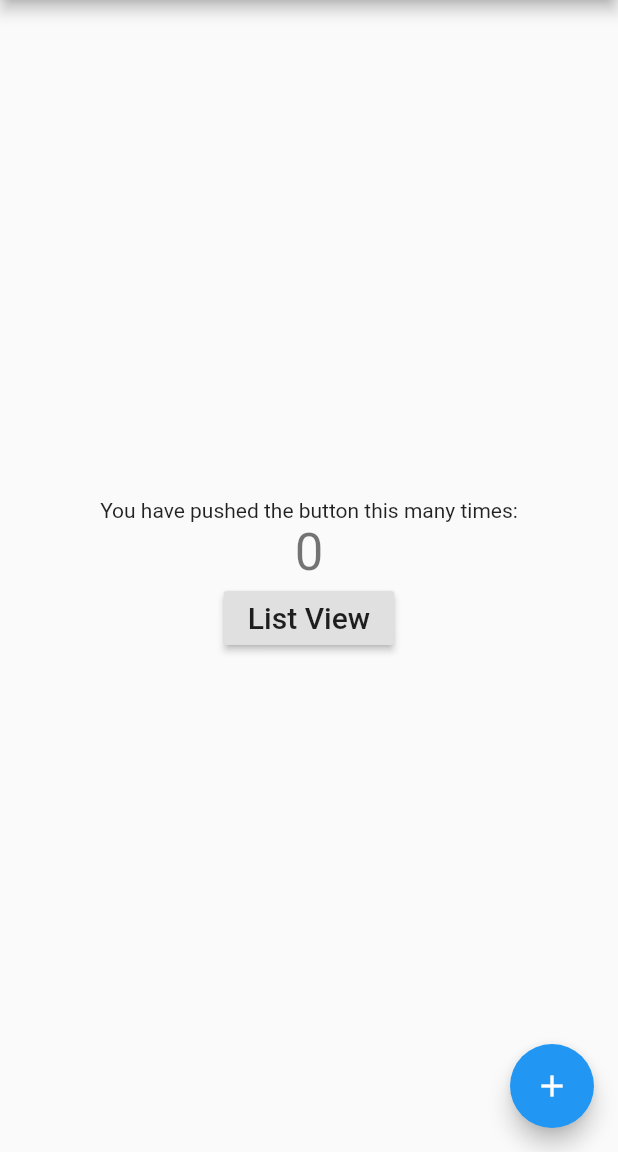
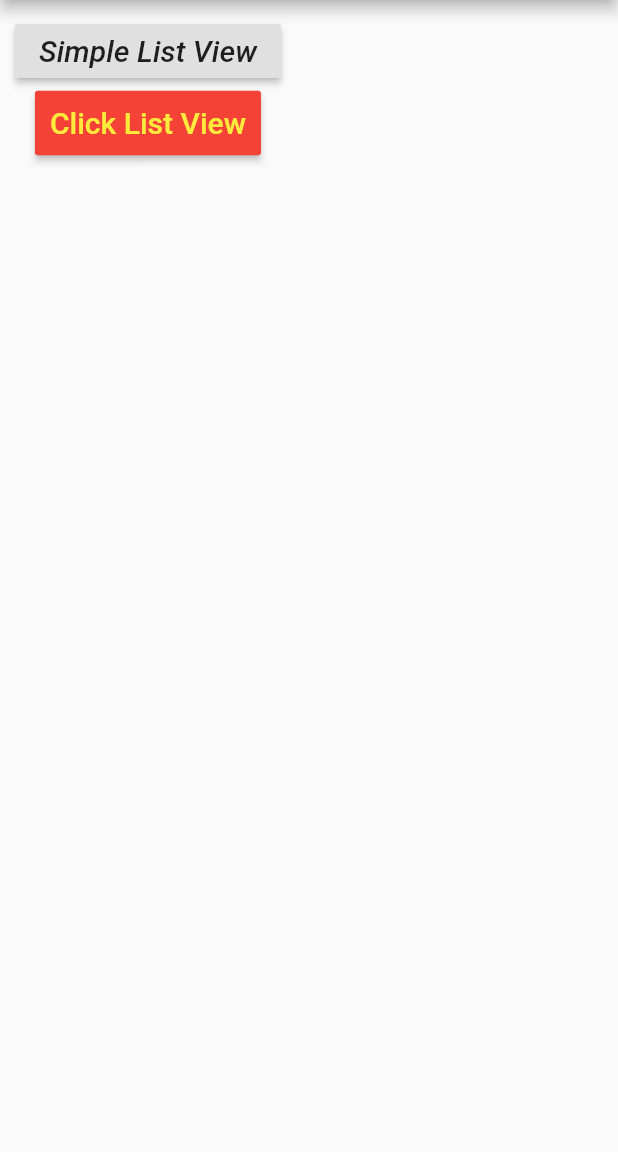
Before and after one commit to mouryaavadhesh/flutterpublicapp, a Flutter app: the screen it shows after launch, on a phone screen of 412 x 824 dp, the part 84-1236 px from its top. Run offline on Flutter 3.47's test engine with Material 2 defaults, Android fonts, the phone set to English and light mode, and no system bars.

```diff
--- a/flutterpublicapp-master/flutterpublicapp-master/lib/listView.dart
+++ b/flutterpublicapp-master/flutterpublicapp-master/lib/listView.dart
@@ -42,10 +42,10 @@ class BodyLayout extends StatelessWidget {
   @override
   Widget build(BuildContext context) {
     // TODO: implement build
-    return _myListView(context);
+    return _myListView();
   }
 
-  Widget _myListView(BuildContext) {
+  Widget _myListView() {
     return ListView(
       children: <Widget>[
         ListTile(
--- a/flutterpublicapp-master/flutterpublicapp-master/lib/main.dart
+++ b/flutterpublicapp-master/flutterpublicapp-master/lib/main.dart
@@ -1,5 +1,6 @@
 import 'package:flutter/material.dart';
 import 'package:flutterpublicapp/listView.dart';
+import 'package:flutterpublicapp/listViewClick.dart';
 
 void main() => runApp(MyApp());
 
@@ -45,19 +46,6 @@ class MyHomePage extends StatefulWidget {
 }
 
 class _MyHomePageState extends State<MyHomePage> {
-  int _counter = 0;
-
-  void _incrementCounter() {
-    setState(() {
-      // This call to setState tells the Flutter framework that something has
-      // changed in this State, which causes it to rerun the build method below
-      // so that the display can reflect the updated values. If we changed
-      // _counter without calling setState(), then the build method would not be
-      // called again, and so nothing would appear to happen.
-      _counter++;
-    });
-  }
-
   @override
   Widget build(BuildContext context) {
     // This method is rerun every time setState is called, for instance as done
@@ -72,10 +60,7 @@ class _MyHomePageState extends State<MyHomePage> {
         // the App.build method, and use it to set our appbar title.
         title: Text(widget.title),
       ),
-      body: Center(
-        // Center is a layout widget. It takes a single child and positions it
-        // in the middle of the parent.
-        child: Column(
+      body: Column(
         // Column is also a layout widget. It takes a list of children and
         // arranges them vertically. By default, it sizes itself to fit its
         // children horizontally, and tries to be as tall as its parent.
@@ -90,26 +75,46 @@ class _MyHomePageState extends State<MyHomePage> {
         // center the children vertically; the main axis here is the vertical
         // axis because Columns are vertical (the cross axis would be
         // horizontal).
-          mainAxisAlignment: MainAxisAlignment.center,
+
+        crossAxisAlignment: CrossAxisAlignment.start,
+
         children: <Widget>[
-            Text(
-              'You have pushed the button this many times:',
+          Padding(
+              padding: EdgeInsets.all(10.0),
+              child: Column(
+                children: <Widget>[
+                  RaisedButton(
+                    onPressed: () {
+                      Navigator.push(
+                        context,
+                        MaterialPageRoute(builder: (context) => ListExample()),
+                      );
+                    },
+                    child: Text(
+                      'Simple List View',
+                      style: TextStyle(fontSize: 20,fontStyle: FontStyle.italic),
+                      textAlign: TextAlign.start,
                     ),
-            Text(
-              '$_counter',
-              style: Theme.of(context).textTheme.display1,
                   ),
-            RaisedButton(onPressed: () {Navigator.push(context, MaterialPageRoute(builder: (context) => ListExample()),);},
-            child: const Text('List View',style: TextStyle(fontSize: 20),),)
+                  RaisedButton(
+                    onPressed: () {
+                      Navigator.push(
+                        context,
+                        MaterialPageRoute(builder: (context) => ListExampleClick()),
+                      );
+                    },
+                    padding: EdgeInsets.fromLTRB(10, 10, 10, 10),
+                    color: Colors.red,
+                    textColor: Colors.yellow,
+                    splashColor: Colors.green,
+                    child: Text('Click List View',
+                        style: TextStyle(fontSize: 20),
+                        textAlign: TextAlign.start),
+                  ),
+                ],
+              )),
         ],
       ),
-      ),
-
-      floatingActionButton: FloatingActionButton(
-        onPressed: _incrementCounter,
-        tooltip: 'Increment',
-        child: Icon(Icons.add),
-      ), // This trailing comma makes auto-formatting nicer for build methods.
     );
   }
 }
```
Also changed, not shown: flutterpublicapp-master/flutterpublicapp-master/lib/listViewClick.dart (added, +66 -0 lines). Lines whose indentation alone changed are shown as unchanged.
